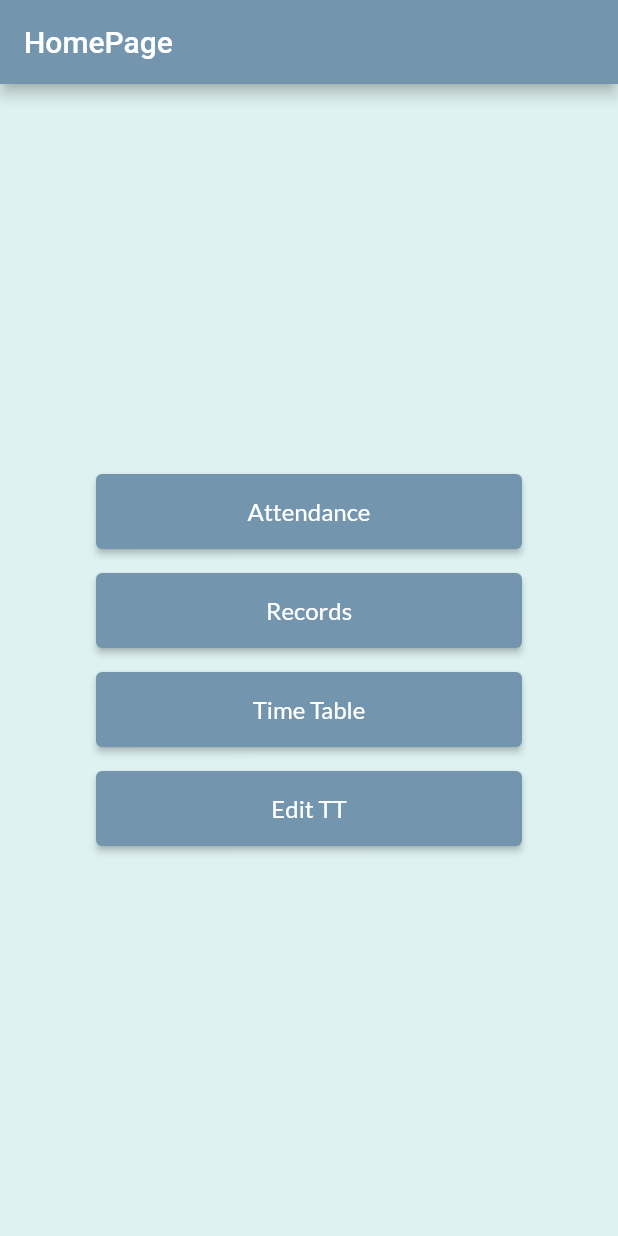
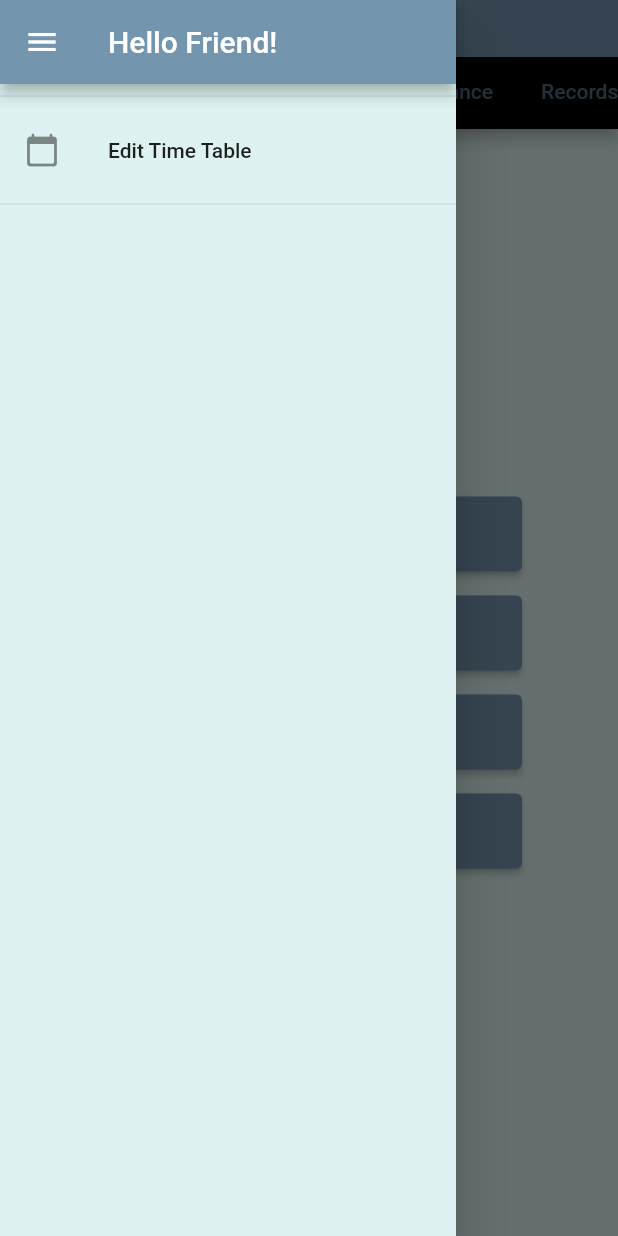
Before and after one commit to MAZAM21/tils_app, a Flutter app: the screen it shows after launch, with the side drawer open (before the commit the screen has no drawer), on a phone screen of 412 x 824 dp. Run offline on Flutter 3.47's test engine with Material 2 defaults, Android fonts, the phone set to English and light mode, and no system bars; our stand-ins replace numberpicker, syncfusion_flutter_calendar.

Commit message:
Basic functionalities for teacher have to fix time table view and scrolling, next step is to add authentication

```diff
--- a/lib/main.dart
+++ b/lib/main.dart
@@ -1,9 +1,8 @@
 import 'package:flutter/material.dart';
 import 'package:flutter/services.dart';
 import 'package:provider/provider.dart';
-import 'package:tils_app/models/subject.dart';
 
-// import 'package:tils_app/models/subject.dart';
+import './widgets/all_tabs.dart';
 import './providers/all_students.dart';
 import './widgets/attendance_page.dart';
 import './widgets/student_records.dart';
@@ -15,6 +14,8 @@ import './widgets/class_records.dart';
 import './widgets/choose_records_screen.dart';
 import './widgets/class_record_detail.dart';
 import './widgets/edit-timetable-form.dart';
+import './widgets/home.dart';
+
 
 void main() async {
   runApp(Tapp());
@@ -59,6 +60,8 @@ class Tapp extends StatelessWidget {
           ),
         ),
         routes: {
+          '/': (context) => AllTabs(),
+          HomePage.routeName: (context) => HomePage(),
           AttendancePage.routeName: (context) => AttendancePage(),
           StudentRecords.routeName: (context) => StudentRecords(),
           CalendarApp.routeName: (context) => CalendarApp(),
@@ -69,60 +72,8 @@ class Tapp extends StatelessWidget {
           ClassRecordDetail.routeName: (context) => ClassRecordDetail(),
           EditTTForm.routeName: (context) => EditTTForm(),
         },
-        home: HomePage(),
+
       ),
     );
   }
 }
-
-Widget _buttonBuilder(String buttName, Object route, BuildContext context) {
-  return Flexible(
-    fit: FlexFit.loose,
-    child: Padding(
-      padding: const EdgeInsets.all(8.0),
-      child: ElevatedButton(
-        onPressed: () {
-          Navigator.of(context).pushNamed(route);
-        },
-        style: ButtonStyle(
-          minimumSize: MaterialStateProperty.all(Size.fromHeight(50)),
-          backgroundColor:
-              MaterialStateProperty.all(Theme.of(context).primaryColor),
-          textStyle:
-              MaterialStateProperty.all(Theme.of(context).textTheme.headline6),
-        ),
-        child: Text(buttName),
-      ),
-    ),
-  );
-}
-
-class HomePage extends StatelessWidget {
-  @override
-  Widget build(BuildContext context) {
-    return Scaffold(
-      appBar: AppBar(
-        title: Text('HomePage'),
-      ),
-      //backgroundColor: Theme.of(context).backgroundColor,
-      body: Row(
-        mainAxisAlignment: MainAxisAlignment.center,
-        children: [
-          Container(
-            width: 300,
-            child: Column(
-              mainAxisAlignment: MainAxisAlignment.center,
-              crossAxisAlignment: CrossAxisAlignment.stretch,
-              children: <Widget>[
-                _buttonBuilder('Attendance', AttendancePage.routeName, context),
-                _buttonBuilder('Records', RecordsPage.routeName, context),
-                _buttonBuilder('Time Table', CalendarApp.routeName, context),
-                _buttonBuilder('Edit TT', EditTTForm.routeName, context),
-              ],
-            ),
-          ),
-        ],
-      ),
-    );
-  }
-}
--- /dev/null
+++ b/lib/widgets/all_tabs.dart
@@ -0,0 +1,82 @@
+import 'package:flutter/material.dart';
+import 'package:tils_app/widgets/drawer.dart';
+
+import '../widgets/attendance_page.dart';
+import '../widgets/choose_records_screen.dart';
+import '../widgets/edit-timetable-form.dart';
+import '../widgets/home.dart';
+import '../widgets/time_table.dart';
+
+class ColoredTabBar extends Container implements PreferredSizeWidget {
+  ColoredTabBar({this.color, this.tabBar});
+
+  final Color color;
+  final TabBar tabBar;
+
+  @override
+  Size get preferredSize => tabBar.preferredSize;
+
+  @override
+  Widget build(BuildContext context) => Container(
+    color: color,
+    child: tabBar,
+  );
+}
+
+class AllTabs extends StatefulWidget {
+  @override
+  _AllTabsState createState() => _AllTabsState();
+}
+
+class _AllTabsState extends State<AllTabs> {
+  @override
+  Widget build(BuildContext context) {
+    return DefaultTabController(
+      length: 5,
+      initialIndex: 2,
+      child: Scaffold(
+        drawer: AppDrawer(),
+        appBar: AppBar(
+          title: Text('TAPP'),
+          bottom: PreferredSize(
+            preferredSize: Size.fromHeight(30),
+            child: ColoredTabBar(
+
+              color: Colors.black,
+              tabBar: TabBar(
+                labelColor: Theme.of(context).primaryColor,
+                isScrollable: true,
+                tabs: <Widget>[
+                  Tab(
+                    text: 'Edit Time Table',
+                  ),
+                  Tab(
+                    text: 'Time Table',
+                  ),
+                  Tab(
+                    text: 'Home',
+                  ),
+                  Tab(
+                    text: 'Attendance'
+                  ),
+                  Tab(
+                    text: 'Records',
+                  ),
+                ],
+              ),
+            ),
+          ),
+        ),
+        body: TabBarView(
+          children: <Widget>[
+            EditTTForm(),
+            CalendarApp(),
+            HomePage(),
+            AttendancePage(),
+            RecordsPage(),
+          ],
+        ),
+      ),
+    );
+  }
+}
--- /dev/null
+++ b/lib/widgets/drawer.dart
@@ -0,0 +1,27 @@
+import 'package:flutter/material.dart';
+import './edit-timetable-form.dart';
+
+class AppDrawer extends StatelessWidget {
+  @override
+  Widget build(BuildContext context) {
+    return Drawer(
+      child: Column(
+        children: <Widget>[
+          AppBar(
+            title: Text('Hello Friend!'),
+            automaticallyImplyLeading: true, //does not display back button
+          ),
+          Divider(),
+          ListTile(
+            leading: Icon(Icons.calendar_today_rounded),
+            title: Text('Edit Time Table'),
+            onTap: () {
+              Navigator.of(context).pushReplacementNamed(EditTTForm.routeName);
+            },
+          ),
+          Divider(),
+        ],
+      ),
+    );
+  }
+}
--- /dev/null
+++ b/lib/widgets/home.dart
@@ -0,0 +1,63 @@
+import 'package:flutter/material.dart';
+import './student_records.dart';
+import './time_table.dart';
+import './drawer.dart';
+import './edit-timetable-form.dart';
+import './attendance_page.dart';
+import './choose_records_screen.dart';
+
+
+class HomePage extends StatelessWidget {
+  static const routeName = '/home';
+
+  Widget _buttonBuilder(String buttName, Object route, BuildContext context) {
+  return Flexible(
+    fit: FlexFit.loose,
+    child: Padding(
+      padding: const EdgeInsets.all(8.0),
+      child: ElevatedButton(
+        onPressed: () {
+          Navigator.of(context).pushNamed(route);
+        },
+        style: ButtonStyle(
+          minimumSize: MaterialStateProperty.all(Size.fromHeight(50)),
+          backgroundColor:
+              MaterialStateProperty.all(Theme.of(context).primaryColor),
+          textStyle:
+              MaterialStateProperty.all(Theme.of(context).textTheme.headline6),
+        ),
+        child: Text(buttName),
+      ),
+    ),
+  );
+}
+  @override
+  Widget build(BuildContext context) {
+    return Scaffold(
+      // appBar: AppBar(
+      //   title: Text('HomePage'),
+
+      // ),
+      drawer: AppDrawer(),
+      //backgroundColor: Theme.of(context).backgroundColor,
+      body: Row(
+        mainAxisAlignment: MainAxisAlignment.center,
+        children: [
+          Container(
+            width: 300,
+            child: Column(
+              mainAxisAlignment: MainAxisAlignment.center,
+              crossAxisAlignment: CrossAxisAlignment.stretch,
+              children: <Widget>[
+                _buttonBuilder('Attendance', AttendancePage.routeName, context),
+                _buttonBuilder('Records', RecordsPage.routeName, context),
+                _buttonBuilder('Time Table', CalendarApp.routeName, context),
+                _buttonBuilder('Edit TT', EditTTForm.routeName, context),
+              ],
+            ),
+          ),
+        ],
+      ),
+    );
+  }
+}
--- a/pubspec.yaml
+++ b/pubspec.yaml
@@ -25,6 +25,8 @@ dependencies:
     sdk: flutter
   intl: ^0.16.1
   numberpicker: ^1.3.0
+  cloud_firestore: ^0.14.4
+  firebase_auth: ^0.18.4+1
 
 
   # The following adds the Cupertino Icons font to your application.
@@ -36,6 +38,7 @@ dev_dependencies:
     sdk: flutter
   syncfusion_flutter_calendar: ^18.3.52
   provider: ^4.3.2+3
+
 
 # For information on the generic Dart part of this file, see the
 # following page: https://dart.dev/tools/pub/pubspec
```
Also changed, not shown: lib/providers/all_classes.dart (+45 -20 lines), lib/widgets/attendance_page.dart (+11 -11 lines), lib/widgets/choose_records_screen.dart (+11 -11 lines), lib/widgets/edit-timetable-form.dart (+54 -40 lines), lib/widgets/time_table.dart (+61 -26 lines), pubspec.lock, 3 other files.
